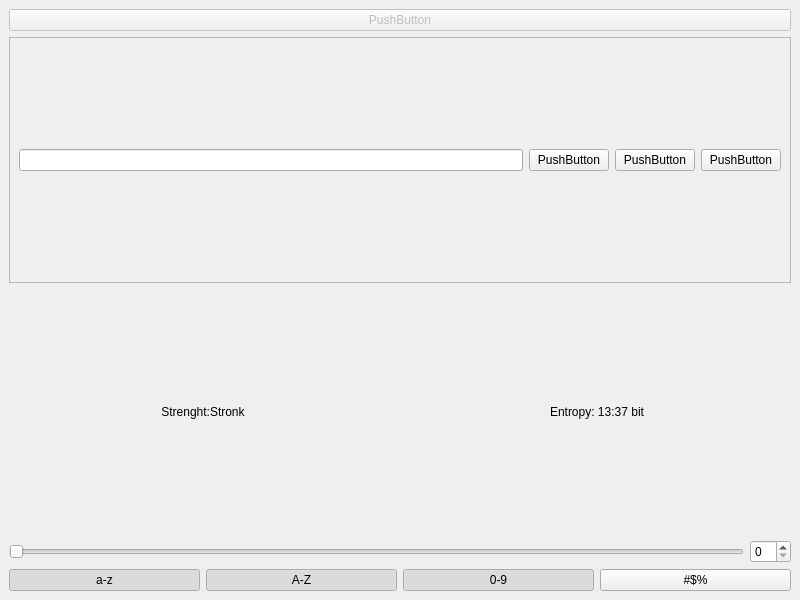
Old version of the form interface/main.ui in the repository jforsety/generator_pass.
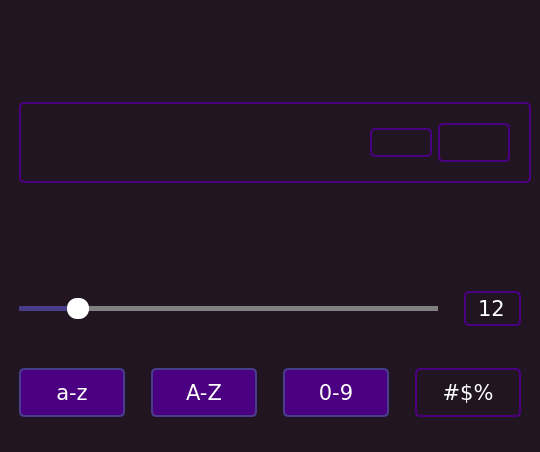
New version of the form. Icons and pictures are not drawn.

What changed in the file:
```diff
--- a/interface/main.ui
+++ b/interface/main.ui
@@ -6,12 +6,51 @@
    <rect>
     <x>0</x>
     <y>0</y>
-    <width>800</width>
-    <height>600</height>
+    <width>540</width>
+    <height>452</height>
    </rect>
   </property>
   <property name="windowTitle">
-   <string>MainWindow</string>
+   <string>Generator Pass</string>
+  </property>
+  <property name="windowIcon">
+   <iconset resource="resources.qrc">
+    <normaloff>:/icons/key.png</normaloff>:/icons/key.png</iconset>
+  </property>
+  <property name="styleSheet">
+   <string notr="true">QWidget {
+    background-color: #201521;
+    color: white;
+    font-family: Verdana;
+    font-size: 16pt;
+    margin: 10px;
+}
+
+QPushButton {
+    border: 2px solid Indigo;
+    border-radius: 5px;
+}
+
+QPushButton#btn_lower,
+#btn_upper,
+#btn_digits,
+#btn_special {
+    padding: 10px;
+}
+
+QPushButton:hover {
+    border-color: #483D8B;
+}
+
+QPushButton:pressed {
+    border: 4px solid #483D8B;
+    border-radius: 5px;
+}
+
+QPushButton:checked {
+    background-color: #4B0082;
+    border-color: #483D8B;
+}</string>
   </property>
   <widget class="QWidget" name="centralwidget">
    <property name="layoutDirection">
@@ -23,8 +62,22 @@
       <property name="enabled">
        <bool>false</bool>
       </property>
+      <property name="styleSheet">
+       <string notr="true">border: none;</string>
+      </property>
       <property name="text">
-       <string>PushButton</string>
+       <string/>
+      </property>
+      <property name="icon">
+       <iconset resource="resources.qrc">
+        <normaloff>:/icons/lock.svg</normaloff>
+        <disabledoff>:/icons/lock.svg</disabledoff>:/icons/lock.svg</iconset>
+      </property>
+      <property name="iconSize">
+       <size>
+        <width>100</width>
+        <height>100</height>
+       </size>
       </property>
      </widget>
     </item>
@@ -32,6 +85,23 @@
      <layout class="QHBoxLayout" name="tt">
       <item>
        <widget class="QFrame" name="frame">
+        <property name="sizePolicy">
+         <sizepolicy hsizetype="Preferred" vsizetype="Maximum">
+          <horstretch>0</horstretch>
+          <verstretch>0</verstretch>
+         </sizepolicy>
+        </property>
+        <property name="styleSheet">
+         <string notr="true">QFrame {
+    border: 2px solid indigo;
+    border-radius: 5px;
+    margin-right: 0;
+}
+
+QFrame:hover {
+    border-color: #483D8B;
+}</string>
+        </property>
         <property name="frameShape">
          <enum>QFrame::StyledPanel</enum>
         </property>
@@ -41,6 +111,13 @@
         <layout class="QHBoxLayout" name="horizontalLayout">
          <item>
           <widget class="QLineEdit" name="lineEdit">
+           <property name="styleSheet">
+            <string notr="true">QLineEdit {
+    border: none;
+    margin: 0;
+    font-size: 20pt;
+}</string>
+           </property>
            <property name="alignment">
             <set>Qt::AlignCenter</set>
            </property>
@@ -48,15 +125,55 @@
          </item>
          <item>
           <widget class="QPushButton" name="pushButton_3">
+           <property name="cursor">
+            <cursorShape>PointingHandCursor</cursorShape>
+           </property>
+           <property name="styleSheet">
+            <string notr="true">QPushButton {
+    border: none;
+    margin: 0;
+    background-color: transparent;
+}</string>
+           </property>
            <property name="text">
-            <string>PushButton</string>
+            <string/>
+           </property>
+           <property name="icon">
+            <iconset resource="resources.qrc">
+             <normaloff>:/icons/icons8-спрятать-50.png</normaloff>:/icons/icons8-спрятать-50.png</iconset>
+           </property>
+           <property name="iconSize">
+            <size>
+             <width>30</width>
+             <height>30</height>
+            </size>
            </property>
           </widget>
          </item>
          <item>
           <widget class="QPushButton" name="pushButton_2">
+           <property name="cursor">
+            <cursorShape>PointingHandCursor</cursorShape>
+           </property>
+           <property name="styleSheet">
+            <string notr="true">QPushButton {
+    margin-right: 0;
+    margin-left: 0;
+}
+</string>
+           </property>
            <property name="text">
-            <string>PushButton</string>
+            <string/>
+           </property>
+           <property name="icon">
+            <iconset resource="resources.qrc">
+             <normaloff>:/icons/icons8-обновить-64.png</normaloff>:/icons/icons8-обновить-64.png</iconset>
+           </property>
+           <property name="iconSize">
+            <size>
+             <width>45</width>
+             <height>45</height>
+            </size>
            </property>
           </widget>
          </item>
@@ -65,8 +182,24 @@
            <property name="layoutDirection">
             <enum>Qt::LeftToRight</enum>
            </property>
+           <property name="styleSheet">
+            <string notr="true">QPushButton {
+    padding: 5px;
+    margin-left: 0;
+}</string>
+           </property>
            <property name="text">
-            <string>PushButton</string>
+            <string/>
+           </property>
+           <property name="icon">
+            <iconset resource="resources.qrc">
+             <normaloff>:/icons/icons8-скопировать-24 (1).png</normaloff>:/icons/icons8-скопировать-24 (1).png</iconset>
+           </property>
+           <property name="iconSize">
+            <size>
+             <width>35</width>
+             <height>35</height>
+            </size>
            </property>
           </widget>
          </item>
@@ -79,8 +212,17 @@
      <layout class="QHBoxLayout" name="horizontalLayout_2">
       <item>
        <widget class="QLabel" name="Strengt">
+        <property name="sizePolicy">
+         <sizepolicy hsizetype="Preferred" vsizetype="Maximum">
+          <horstretch>0</horstretch>
+          <verstretch>0</verstretch>
+         </sizepolicy>
+        </property>
+        <property name="cursor">
+         <cursorShape>ArrowCursor</cursorShape>
+        </property>
         <property name="text">
-         <string>Strenght:Stronk</string>
+         <string/>
         </property>
         <property name="alignment">
          <set>Qt::AlignCenter</set>
@@ -89,8 +231,14 @@
       </item>
       <item>
        <widget class="QLabel" name="label">
+        <property name="sizePolicy">
+         <sizepolicy hsizetype="Preferred" vsizetype="Maximum">
+          <horstretch>0</horstretch>
+          <verstretch>0</verstretch>
+         </sizepolicy>
+        </property>
         <property name="text">
-         <string>Entropy: 13:37 bit</string>
+         <string/>
         </property>
         <property name="alignment">
          <set>Qt::AlignCenter</set>
@@ -106,13 +254,73 @@
         <property name="enabled">
          <bool>true</bool>
         </property>
+        <property name="cursor">
+         <cursorShape>PointingHandCursor</cursorShape>
+        </property>
+        <property name="styleSheet">
+         <string notr="true">QSlider::groove:horizontal {
+    background-color: transparent;
+    height: 5px;
+}
+
+QSlider::sub-page:horizontal {
+    background-color: #483D8B;
+}
+
+QSlider::add-page:horizontal {
+    background-color: grey;
+}
+
+QSlider::handle:horizontal {
+    background-color: white;
+    width: 22px;
+    border-radius: 10px;
+    margin-top: -8px;
+    margin-bottom: -8px;
+}
+</string>
+        </property>
+        <property name="maximum">
+         <number>100</number>
+        </property>
+        <property name="value">
+         <number>12</number>
+        </property>
         <property name="orientation">
          <enum>Qt::Horizontal</enum>
         </property>
        </widget>
       </item>
       <item>
-       <widget class="QSpinBox" name="spinbox_length"/>
+       <widget class="QSpinBox" name="spinbox_length">
+        <property name="styleSheet">
+         <string notr="true">QSpinBox {
+    border: 2px solid indigo;
+    border-radius: 5px;
+    background: transparent;
+    padding: 2px;
+}
+
+QSpinBox:hover {
+    border-color: #483D8B;
+}</string>
+        </property>
+        <property name="alignment">
+         <set>Qt::AlignCenter</set>
+        </property>
+        <property name="buttonSymbols">
+         <enum>QAbstractSpinBox::NoButtons</enum>
+        </property>
+        <property name="maximum">
+         <number>100</number>
+        </property>
+        <property name="singleStep">
+         <number>1</number>
+        </property>
+        <property name="value">
+         <number>12</number>
+        </property>
+       </widget>
       </item>
      </layout>
     </item>
```
Left out of the diff: 27 changed lines with no effect on the pictures.
